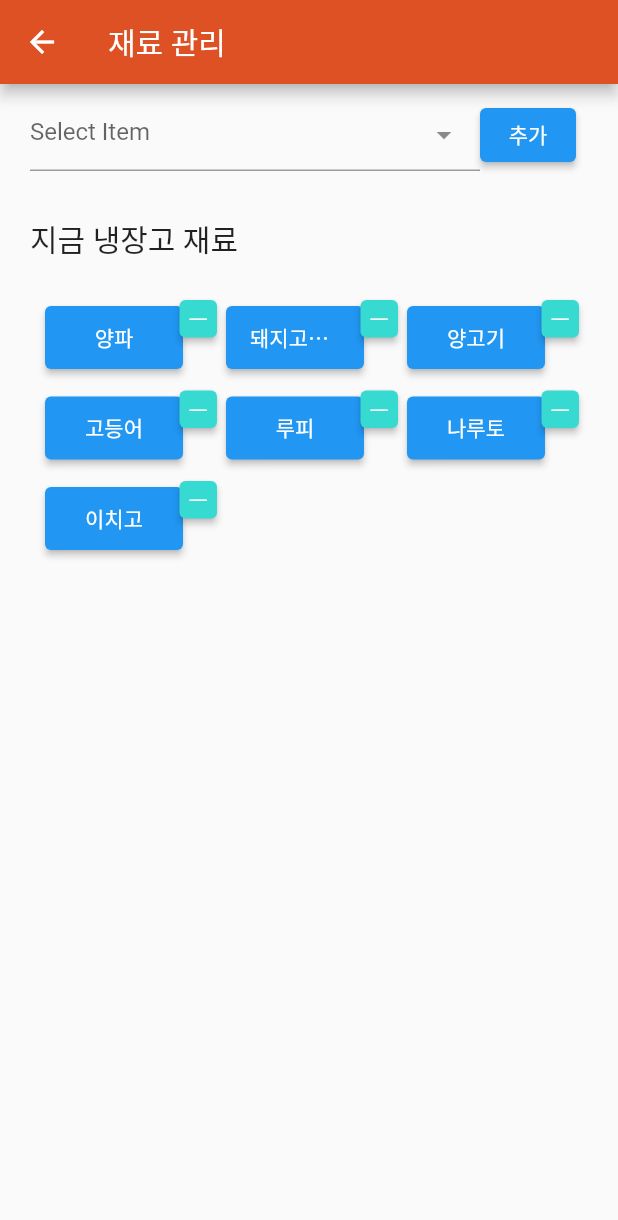
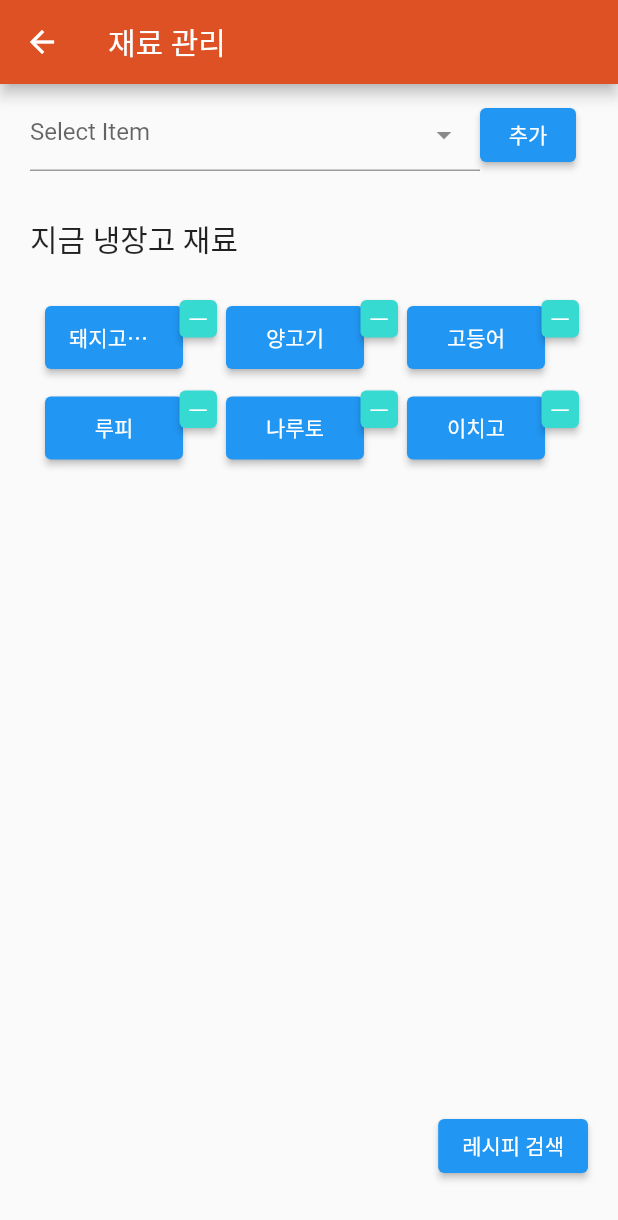
Before and after one commit to koboolean/refrigerator_project_flutter, a Flutter app: the SearchMaterial screen opened directly, after a tap on an icon or button, on a phone screen of 412 x 824 dp. Shown: the top 1220 px of the screen. Run offline on Flutter 3.47's test engine with Material 2 defaults, Android fonts, the phone set to English and light mode, and no system bars; drawn by our look-alikes of dropdown_textfield; our stand-ins replace firebase_auth, firebase_core, yaml; accounts and stored records are empty; network calls fail.

Commit message:
재료 추가, 삭제 이벤트 작업

```diff
--- a/lib/screens/homePage.dart
+++ b/lib/screens/homePage.dart
@@ -1,12 +1,10 @@
-import 'package:flutter/cupertino.dart';
 import 'package:flutter/material.dart';
-import 'package:flutter_svg/flutter_svg.dart';
 import 'package:provider/provider.dart';
 import 'package:refrigerator_project_flutter/constants/color.dart';
 import 'package:refrigerator_project_flutter/screens/myPage.dart';
 import 'package:refrigerator_project_flutter/screens/myRecipe.dart';
 import 'package:refrigerator_project_flutter/screens/myRefriger.dart';
-import 'package:refrigerator_project_flutter/screens/searchRecipe.dart';
+import 'package:refrigerator_project_flutter/screens/searchMaterial.dart';
 import 'package:refrigerator_project_flutter/services/auth_service.dart';
 
 /// 홈페이지
@@ -22,7 +20,7 @@ class _HomePageState extends State<HomePage> {
 
   final List<Widget> _childrenWidget = [
     MyFridge(), // 나의 냉장고
-    SearchRecipe(), // 레시피 검색
+    SearchMaterial(), // 레시피 검색
     MyRecipe(), // 나의 레시피
     MyPage() // 마이페이지
   ];
--- a/lib/screens/myRecipeDetail.dart
+++ b/lib/screens/myRecipeDetail.dart
@@ -19,6 +19,8 @@ class myRecipeDetail extends StatelessWidget {
           "https://img-cf.kurly.com/shop/data/goodsview/20211223/gv10000260857_1.jpg"
     },
   ];
+
+  myRecipeDetail({super.key});
   @override
   Widget build(BuildContext context) {
     return MaterialApp(
--- a/lib/screens/searchMaterial.dart
+++ b/lib/screens/searchMaterial.dart
@@ -1,10 +1,8 @@
 import 'package:dropdown_textfield/dropdown_textfield.dart';
-import 'package:flutter/cupertino.dart';
 import 'package:flutter/material.dart';
-import 'package:provider/provider.dart';
-import 'package:refrigerator_project_flutter/constants/color.dart';
-import 'package:refrigerator_project_flutter/services/auth_service.dart';
-import 'package:refrigerator_project_flutter/widgets/buttonGrid.dart';
+import 'package:refrigerator_project_flutter/screens/recipeResult.dart';
+
+import '../widgets/buttonGrid.dart';
 
 /// 홈페이지
 class SearchMaterial extends StatefulWidget {
@@ -22,24 +20,7 @@ class _SearchMaterialState extends State<SearchMaterial>
   late SingleValueDropDownController _cnt;
   late MultiValueDropDownController _cntMulti;
 
-  @override
-  void initState() {
-    _cnt = SingleValueDropDownController();
-    _cntMulti = MultiValueDropDownController();
-    super.initState();
-  }
-
-  @override
-  void dispose() {
-    _cnt.dispose();
-    _cntMulti.dispose();
-    super.dispose();
-  }
-
-  @override
-  Widget build(BuildContext context) {
-    //임시데이타
-    var list = [
+  late List<Map<String, String>> list = [
     {
       "materialName": "양파", // 식재료 이름
       "materialCategory": "기타", // 식재료 구분
@@ -77,13 +58,31 @@ class _SearchMaterialState extends State<SearchMaterial>
     }
   ];
 
+  late String dropDownValue;
+
+  @override
+  void initState() {
+    _cnt = SingleValueDropDownController();
+    _cntMulti = MultiValueDropDownController();
+    super.initState();
+  }
+
+  @override
+  void dispose() {
+    _cnt.dispose();
+    _cntMulti.dispose();
+    super.dispose();
+  }
+
+  @override
+  Widget build(BuildContext context) {
+    //임시데이타
+
     return Scaffold(
       appBar: AppBar(
         title: Text("재료 관리"),
       ),
-      body: Column(
-        children: [
-          Padding(
+      body: Padding(
         padding: const EdgeInsets.symmetric(horizontal: 20),
         child: Column(
           crossAxisAlignment: CrossAxisAlignment.start,
@@ -99,7 +98,7 @@ class _SearchMaterialState extends State<SearchMaterial>
                     // initialValue: "name4",
 
                     listSpace: 20,
-                        listPadding: ListPadding(top: 20),
+                    listPadding: ListPadding(top: 1),
                     enableSearch: true,
                     validator: (value) {
                       if (value == null) {
@@ -121,11 +120,17 @@ class _SearchMaterialState extends State<SearchMaterial>
                     listTextStyle: const TextStyle(color: Colors.red),
                     dropDownItemCount: 8,
 
-                        onChanged: (val) {},
+                    onChanged: (val) {
+                      dropDownValue = val.name;
+                    },
                   ),
                 ),
                 ElevatedButton(
-                      onPressed: () {},
+                  onPressed: () {
+                    setState(() {
+                      list.add({"materialName": dropDownValue});
+                    });
+                  },
                   child: Text(
                     "추가",
                   ),
@@ -139,16 +144,44 @@ class _SearchMaterialState extends State<SearchMaterial>
               height: 50,
               child: Text("지금 냉장고 재료", style: TextStyle(fontSize: 20)),
             ),
-                SingleChildScrollView(
-                  child: buttonGrid(
-                    datas: list,
+            Expanded(
+              child: SingleChildScrollView(
+                child: Column(
+                  children: [
+                    buttonGrid(datas: list, removeItem: removeItem),
+                  ],
+                ),
+              ),
+            ),
+            SizedBox(
+              width: double.infinity,
+              height: 120,
+              child: Row(
+                mainAxisAlignment: MainAxisAlignment.end,
+                children: [
+                  ElevatedButton(
+                    onPressed: () {
+                      Navigator.push(
+                        context,
+                        MaterialPageRoute(
+                          builder: (context) => RecipeResult(),
+                        ),
+                      );
+                    },
+                    child: Text("레시피 검색"),
+                  ),
+                ],
               ),
             )
           ],
         ),
       ),
-        ],
-      ),
     );
   }
+
+  removeItem(int index) {
+    setState(() {
+      list.removeAt(index);
+    });
   }
+}
--- a/lib/widgets/buttonGrid.dart
+++ b/lib/widgets/buttonGrid.dart
@@ -1,7 +1,7 @@
 import 'package:flutter/material.dart';
-import 'package:refrigerator_project_flutter/constants/color.dart';
 
-Widget buttonGrid({required List<Map<String, String>> datas}) {
+Widget buttonGrid(
+    {required List<Map<String, String>> datas, required Function removeItem}) {
   final ButtonStyle style = ElevatedButton.styleFrom(
       backgroundColor: Color.fromARGB(255, 55, 218, 209),
       padding: EdgeInsets.fromLTRB(0, 0, 0, 0));
@@ -38,7 +38,14 @@ Widget buttonGrid({required List<Map<String, String>> datas}) {
             height: 25,
             child: ElevatedButton(
               style: style,
-              onPressed: () {},
+              onPressed: () {
+                // ignore: list_remove_unrelated_type
+
+                // for (var i = 0; i < datas.length; i++) {
+                //   log(datas[i].toString());
+                // }
+                removeItem(index);
+              },
               child: Text(
                 "ㅡ",
               ),
```
Lines whose indentation alone changed are shown as unchanged.
